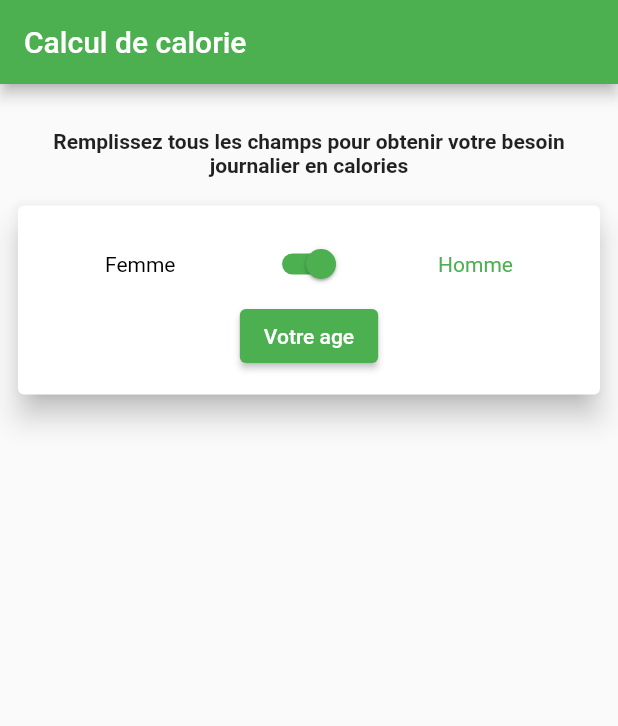
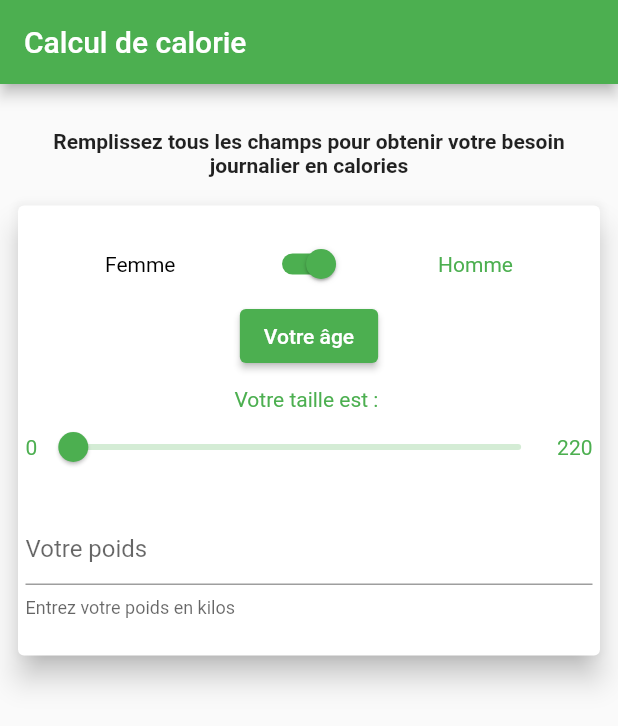
Before and after one commit to abdouwarissiboukari/calory_app, a Flutter app: the screen it shows after launch, on a phone screen of 412 x 824 dp. Shown: the top 726 px of the screen. Run offline on Flutter 3.47's test engine with Material 2 defaults, Android fonts, the phone set to English and light mode, and no system bars; missing offline and left inert: dart:ffi.

Commit message:
Commit n°1 from baw#mba-waris

```diff
--- a/lib/main.dart
+++ b/lib/main.dart
@@ -1,6 +1,7 @@
 import 'package:calory_app/services/DataProvier.dart';
 import 'package:calory_app/views/pages/Home.dart';
 import 'package:flutter/material.dart';
+import 'package:flutter_localizations/flutter_localizations.dart';
 import 'package:provider/provider.dart';
 
 void main() {
@@ -24,6 +25,15 @@ class MyApp extends StatelessWidget {
       theme: ThemeData(
         primarySwatch: context.watch<DataProvider>().appPramaryColor,
       ),
+      localizationsDelegates: const [
+        GlobalMaterialLocalizations.delegate,
+        GlobalWidgetsLocalizations.delegate,
+        GlobalCupertinoLocalizations.delegate
+      ],
+      supportedLocales: const [
+        Locale('fr', ''),
+        Locale('en', ''),
+      ],
       home: Home(),
     );
   }
--- a/lib/services/DataProvier.dart
+++ b/lib/services/DataProvier.dart
@@ -5,20 +5,20 @@ class DataProvider with ChangeNotifier {
   String appBarTitle = "Calcul de calorie";
   String infoString =
       "Remplissez tous les champs pour obtenir votre besoin journalier en calories";
-  String ageButtonText = "";
+  String ageButtonText = "Votre âge";
+  String tailleText = "Votre taille est : ";
 
   MaterialColor appPramaryColor = Colors.grey;
   Color womanColor = Colors.white;
   Color manColor = Colors.white;
   int manOrWoman = 1;
   bool switchValue = true;
-  DateTime initialDate = DateTime.now();
-  DateTime SelectedDate = DateTime.now();
   int age = 0;
+  double taille = 0;
+  double poids = 0;
 
   DataProvider() {
     setAppColor(true);
-    setAge(SelectedDate);
   }
 
   setAppColor(bool colorType) {
@@ -45,19 +45,27 @@ class DataProvider with ChangeNotifier {
     notifyListeners();
   }
 
-  setAge(DateTime dateTime) {
-    if (dateTime.second == DateTime.now().second) {
-      age = 0;
-      ageButtonText = "Votre age";
-    } else if (dateTime.second > DateTime.now().second) {
+  setAge(DateTime initialDate, DateTime selectedDate) {
+    if (selectedDate.second >= initialDate.second) {
       age = 0;
       ageButtonText = "Date incorrecte";
     } else {
-      age = dateTime.year - initialDate.year;
-      SelectedDate = dateTime;
+      age = initialDate.year - selectedDate.year;
       ageButtonText = "Votre age est $age";
     }
 
     notifyListeners();
   }
+
+  setTaille(double newTaille) {
+    taille = newTaille;
+    tailleText = "Votre taille est : ${taille.toInt()}";
+
+    notifyListeners();
+  }
+
+  setPoids(double newPoids) {
+    poids = newPoids;
+    notifyListeners();
+  }
 }
--- a/lib/views/pages/Home.dart
+++ b/lib/views/pages/Home.dart
@@ -12,6 +12,13 @@ class Home extends StatefulWidget {
 }
 
 class HomeState extends State<Home> {
+  late TextEditingController controller;
+  @override
+  void initState() {
+    super.initState();
+    controller = TextEditingController();
+  }
+
   @override
   Widget build(BuildContext context) {
     return Scaffold(
@@ -26,7 +33,9 @@ class HomeState extends State<Home> {
               crossAxisAlignment: CrossAxisAlignment.center,
               children: [
                 InfoTextView(),
-                FormCard(),
+                FormCard(
+                  controller: controller,
+                ),
               ],
             ),
           )),
--- a/lib/views/widgets/DialogButtonView.dart
+++ b/lib/views/widgets/DialogButtonView.dart
@@ -1,3 +1,5 @@
+import 'dart:ffi';
+
 import 'package:calory_app/services/DataProvier.dart';
 import 'package:flutter/cupertino.dart';
 import 'package:flutter/material.dart';
@@ -11,13 +13,18 @@ class DialogButtonView extends StatelessWidget {
         child: Text(context.watch<DataProvider>().ageButtonText));
   }
 
-  showBirthdayPicker(BuildContext context) {
-    showDatePicker(
-      context: context,
-      initialDate: context.watch<DataProvider>().initialDate,
-      firstDate: DateTime(1970),
-      lastDate: DateTime(2023, 3),
-    ).then((value) =>
-        {if (value != null) context.read<DataProvider>().setAge(value!)});
+  Future<void> showBirthdayPicker(BuildContext context) async {
+    DateTime initialDate = DateTime.now();
+    await showDatePicker(
+            context: context,
+            initialDate: initialDate,
+            firstDate: DateTime(1970),
+            lastDate: DateTime(2023, 3),
+            cancelText: "Annuler".toUpperCase(),
+            locale: const Locale('fr'))
+        .then((value) => {
+              if (value != null)
+                context.read<DataProvider>().setAge(initialDate, value)
+            });
   }
 }
--- /dev/null
+++ b/lib/views/widgets/SizeSliderView.dart
@@ -0,0 +1,47 @@
+import 'package:calory_app/services/DataProvier.dart';
+import 'package:calory_app/views/widgets/TextView.dart';
+import 'package:flutter/cupertino.dart';
+import 'package:flutter/material.dart';
+import 'package:provider/provider.dart';
+
+class SizeSliderView extends StatelessWidget {
+  @override
+  Widget build(BuildContext context) {
+    return Padding(
+      padding: EdgeInsets.only(top: 10, bottom: 10, right: 5, left: 5),
+      child: Column(
+        mainAxisAlignment: MainAxisAlignment.spaceEvenly,
+        mainAxisSize: MainAxisSize.min,
+        children: [
+          TextView(
+              text: context.watch<DataProvider>().tailleText,
+              color: context.watch<DataProvider>().appPramaryColor,
+              fontSizeValue: 14),
+          Row(
+            mainAxisAlignment: MainAxisAlignment.spaceBetween,
+            mainAxisSize: MainAxisSize.max,
+            children: [
+              TextView(
+                  text: "0",
+                  color: context.watch<DataProvider>().appPramaryColor,
+                  fontSizeValue: 14),
+              Expanded(
+                child: Slider(
+                  min: 0,
+                  max: 220,
+                  value: context.watch<DataProvider>().taille,
+                  onChanged: (value) =>
+                      context.read<DataProvider>().setTaille(value),
+                ),
+              ),
+              TextView(
+                  text: "220",
+                  color: context.watch<DataProvider>().appPramaryColor,
+                  fontSizeValue: 14)
+            ],
+          )
+        ],
+      ),
+    );
+  }
+}
--- /dev/null
+++ b/lib/views/widgets/WeightTextField.dart
@@ -0,0 +1,28 @@
+import 'package:calory_app/services/DataProvier.dart';
+import 'package:flutter/cupertino.dart';
+import 'package:flutter/material.dart';
+import 'package:provider/provider.dart';
+
+class WeightTextField extends StatelessWidget {
+  TextEditingController controller;
+  WeightTextField({super.key, required this.controller});
+
+  @override
+  Widget build(BuildContext context) {
+    return Padding(
+      padding: const EdgeInsets.only(top: 10, bottom: 10, right: 5, left: 5),
+      child: TextField(
+        controller: controller,
+        keyboardType: TextInputType.number,
+        decoration: const InputDecoration(
+          hintText: "Votre poids",
+          helperText: "Entrez votre poids en kilos",
+        ),
+        onChanged: (value) {
+          context.read<DataProvider>().setPoids(double.parse(
+              (controller.text.isNotEmpty) ? controller.text : "0"));
+        },
+      ),
+    );
+  }
+}
--- a/lib/views/widgets/formCard.dart
+++ b/lib/views/widgets/formCard.dart
@@ -1,12 +1,16 @@
 import 'package:calory_app/services/DataProvier.dart';
 import 'package:calory_app/views/widgets/DialogButtonView.dart';
+import 'package:calory_app/views/widgets/SizeSliderView.dart';
 import 'package:calory_app/views/widgets/SwitchView.dart';
 import 'package:calory_app/views/widgets/TextView.dart';
+import 'package:calory_app/views/widgets/WeightTextField.dart';
 import 'package:flutter/cupertino.dart';
 import 'package:flutter/material.dart';
 import 'package:provider/provider.dart';
 
 class FormCard extends StatelessWidget {
+  TextEditingController controller;
+  FormCard({super.key, required this.controller});
   @override
   Widget build(BuildContext context) {
     return Card(
@@ -35,6 +39,10 @@ class FormCard extends StatelessWidget {
                 ],
               ),
               DialogButtonView(),
+              SizeSliderView(),
+              WeightTextField(
+                controller: controller,
+              ),
             ],
           ),
         ));
--- a/pubspec.yaml
+++ b/pubspec.yaml
@@ -12,6 +12,9 @@ environment:
 dependencies:
   flutter:
     sdk: flutter
+
+  flutter_localizations: # Add this line
+    sdk: flutter         # Add this line
 
   cupertino_icons: ^1.0.2
   provider: ^6.0.5
```
Also changed, not shown: pubspec.lock, 1 other file.
